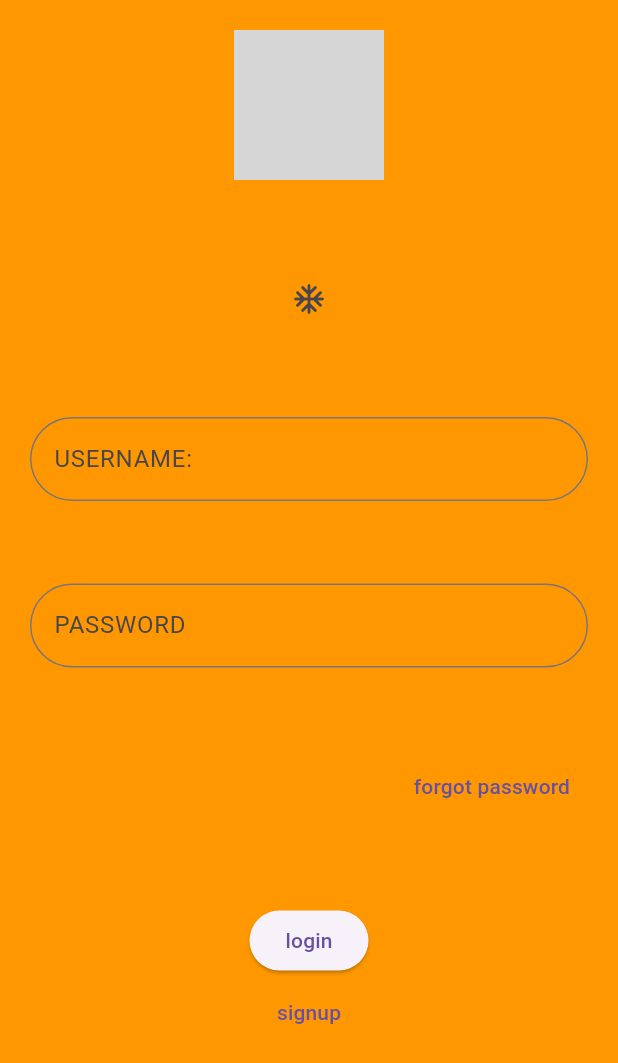
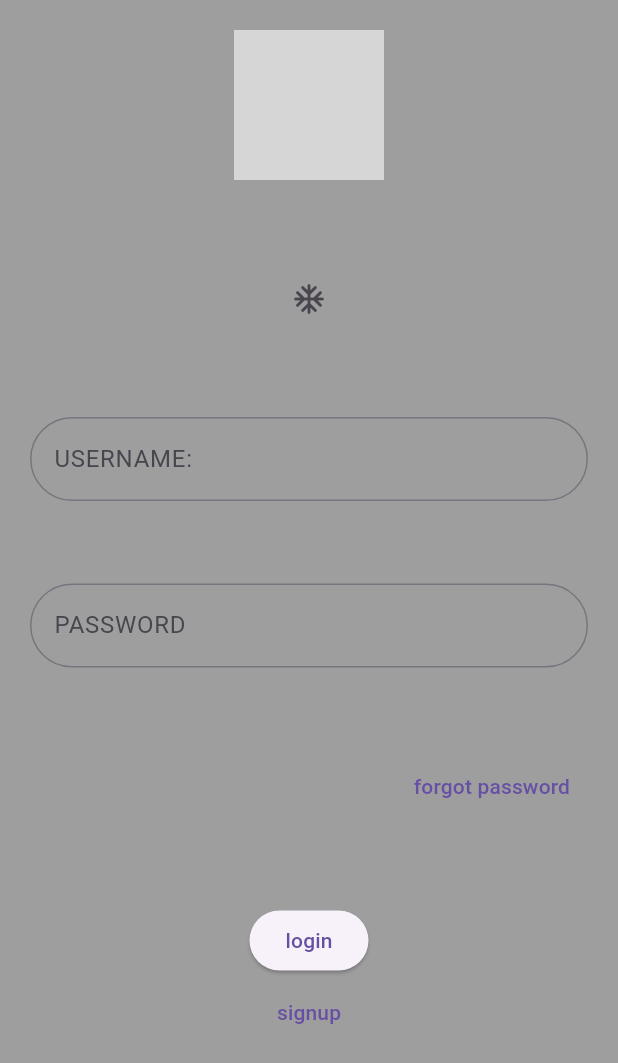
Before and after one commit to JISHNA-E/LoginPage_UI, a Flutter app: the screen it shows after launch, after a tap on the "ac unit" icon, on a phone screen of 412 x 824 dp. Shown: the top 1063 px of the screen. Run offline on Flutter 3.47's test engine with Material 3 defaults, Android fonts, the phone set to English and light mode, and no system bars; network calls fail; grey boxes are pictures that could not be loaded.

Commit message:
color cheanged to grey

```diff
--- a/lib/loginpage.dart
+++ b/lib/loginpage.dart
@@ -26,7 +26,7 @@ class _loginpageState extends State<loginpage> {
           setState(() {
            if (colors == Colors.pink)
            {
-            colors = Colors.orange;
+            colors = Colors.grey;
            }
            else{
             colors = Colors.pink;
```
